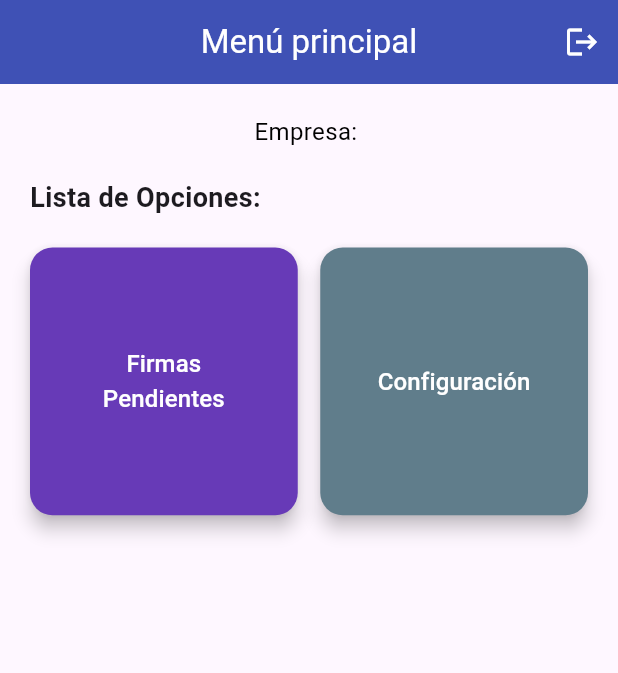
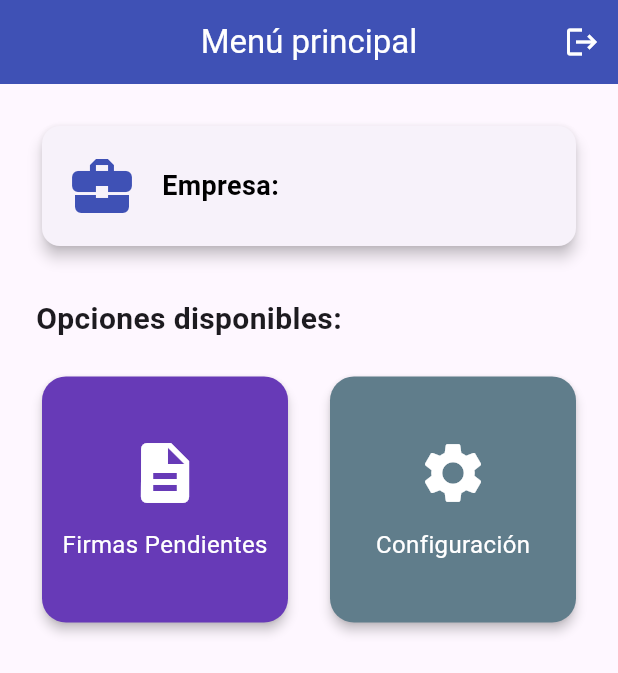
Before and after one commit to JoArregui/Firma_Tap, a Flutter app: the HomePage screen opened directly with empty values, on a phone screen of 412 x 824 dp. Shown: the top 673 px of the screen. Run offline on Flutter 3.47's test engine with Material 3 defaults, Android fonts, the light colour scheme and no system bars; our stand-ins replace package_info_plus, shared_preferences, signature; accounts and stored records are empty; network calls fail.

Commit message:
hacemos un cambio en el diseño de la home page.

```diff
--- a/lib/features/pages/home_page.dart
+++ b/lib/features/pages/home_page.dart
@@ -68,6 +68,52 @@ class _HomePageState extends State<HomePage> {
     }
   }
 
+  Future<void> _logout() async{
+    final prefs = await SharedPreferences.getInstance();
+    await prefs.clear();
+    Navigator.pushAndRemoveUntil(
+        context,
+        MaterialPageRoute(builder: (_) => const LoginPage()),
+            (route) => false,
+    );
+  }
+
+  Future<void> _goToPendientes() async{
+    final resultado = await Navigator.push<Map<String, dynamic>>(
+      context,
+      MaterialPageRoute(builder: (_) => const SelectUserPage()),
+    );
+    if (resultado != null) {
+      final nuevoId = resultado['usuarioId'] as int;
+      final nuevaEmpresa = resultado['empresa'] as String;
+      final prefs = await SharedPreferences.getInstance();
+      await prefs.setInt('usuarioId', nuevoId);
+      await prefs.setString('empresa', nuevaEmpresa);
+
+      if (context.mounted) {
+        Navigator.push(
+          context,
+          MaterialPageRoute( builder:
+              (_) => DocumentosPage( usuarioId: nuevoId, empresa: nuevaEmpresa,
+          ),
+          ),
+        );
+      }
+    }
+  }
+
+  Future<void> _gotoConfig() async{
+    await Navigator.push(
+      context,
+      MaterialPageRoute(builder: (_) => const ConfigurationPage()),
+    );
+    // Al volver, recargamos los datos
+    if (context.mounted) {
+      _cargarDatos();
+      _cargarDescripcionEmpresa();
+    }
+  }
+
 
   /*
   Se comenta ese metodo en para usarse en caso de ser necesario
@@ -127,21 +173,16 @@ class _HomePageState extends State<HomePage> {
 
   @override
   Widget build(BuildContext context) {
+    final screenWidth = MediaQuery.of(context).size.width;
+    final isTablet = screenWidth > 600;
+
     return Scaffold(
       appBar: AppBar(
         title: const Text('Menú principal'),
         actions: [
           IconButton(
-              icon:const Icon(Icons.logout),
-              onPressed: () async{
-                final prefs = await SharedPreferences.getInstance();
-                await prefs.clear();
-                Navigator.pushAndRemoveUntil(
-                    context,
-                    MaterialPageRoute(builder: (_) => const LoginPage()),
-                    (route) => false,
-                );
-              },
+            icon:const Icon(Icons.logout),
+            onPressed: _logout,
           )
         ],
         centerTitle: true,
@@ -149,82 +190,51 @@ class _HomePageState extends State<HomePage> {
         foregroundColor: Colors.white,
       ),
       body: Padding(
-        padding: const EdgeInsets.all(20.0),
+        padding: const EdgeInsets.all(24.0),
         child: Column(
-          crossAxisAlignment: CrossAxisAlignment.start,
+          crossAxisAlignment: CrossAxisAlignment.stretch,
           children: [
-            Row(
-              mainAxisAlignment: MainAxisAlignment.spaceEvenly,
-              children: [
-                Text('Empresa: $_Descripcion',
-                  style: const TextStyle(fontSize: 16, color: Colors.black),
+            Card(
+              elevation: 4,
+              shape: RoundedRectangleBorder(borderRadius: BorderRadius.circular(12)),
+              child: Padding(padding: const EdgeInsets.all(16),
+                child: Row(
+                  //mainAxisAlignment: MainAxisAlignment.spaceEvenly,
+                  children: [
+                    const Icon(Icons.business_center, size: 48, color: Colors.indigo),
+                    const SizedBox(width: 16),
+                    Expanded(
+                      child: Column(
+                        crossAxisAlignment: CrossAxisAlignment.start,
+                        children: [
+                          Text('Empresa: $_Descripcion', style: const TextStyle(fontSize: 18, fontWeight: FontWeight.bold , color: Colors.black)),
+                        ],
+                      ),
+                    ),
+                  ],
                 ),
-              ],
-            ),
-            const SizedBox(height: 20),
-            const Text('Lista de Opciones:',
-              style: TextStyle(
-                fontSize: 18,
-                fontWeight: FontWeight.bold,
               ),
             ),
+            const SizedBox(height: 30),
+            const Text('Opciones disponibles:', style: TextStyle(fontSize: 20, fontWeight: FontWeight.w600)),
             const SizedBox(height: 20),
             Expanded(
               child: GridView.count(
-                crossAxisCount: 2,
-                crossAxisSpacing: 15,
-                mainAxisSpacing: 15,
+                crossAxisCount: isTablet ? 3 :2,
+                crossAxisSpacing: 20,
+                mainAxisSpacing: 20,
                 children: [
-                  //Comentamos el boton de albaranes porque de momento no hace falta
-                 /* _buildMenuButton(
-                    context,
-                    title: 'Albaranes',
-                    color: Colors.blue,
-                    destination: const AlbaranPendientePage(),
-                  ),*/
-                  _buildMenuButton(
-                    context,
-                    title: 'Firmas Pendientes',
+                  _buildMenuCard(
+                    icon: Icons.description,
+                    label: 'Firmas Pendientes',
                     color: Colors.deepPurple,
-                      onPressed: () async {
-                      final resultado = await Navigator.push<Map<String, dynamic>>(
-                        context,
-                        MaterialPageRoute(builder: (_) => const SelectUserPage()),
-                      );
-                      if (resultado != null) {
-                        final nuevoId = resultado['usuarioId'] as int;
-                        final nuevaEmpresa = resultado['empresa'] as String;
-                        final prefs = await SharedPreferences.getInstance();
-                        await prefs.setInt('usuarioId', nuevoId);
-                        await prefs.setString('empresa', nuevaEmpresa);
-
-                        if (context.mounted) {
-                          Navigator.push(
-                            context,
-                            MaterialPageRoute( builder:
-                                (_) => DocumentosPage( usuarioId: nuevoId, empresa: nuevaEmpresa,
-                                ),
-                            ),
-                          );
-                        }
-                      }
-                    },
+                    onTap: _goToPendientes,
                   ),
-                  _buildMenuButton(
-                    context,
-                    title: 'Configuración',
-                    color: Colors.blueGrey,
-                    onPressed: () async {
-                      await Navigator.push(
-                        context,
-                        MaterialPageRoute(builder: (_) => const ConfigurationPage()),
-                      );
-                      // Al volver, recargamos los datos
-                      if (context.mounted) {
-                        _cargarDatos();
-                        _cargarDescripcionEmpresa();
-                      }
-                    },
+                  _buildMenuCard(
+                      icon: Icons.settings,
+                      label: 'Configuración',
+                      color: Colors.blueGrey,
+                      onTap: _gotoConfig
                   ),
                 ],
               ),
@@ -234,6 +244,33 @@ class _HomePageState extends State<HomePage> {
       ),
     );
   }
+
+  Widget _buildMenuCard({
+    required IconData icon,
+    required String label,
+    required Color color,
+    required VoidCallback onTap,
+}){
+    return GestureDetector(
+      onTap: onTap,
+      child: Card(
+        elevation: 3,
+        shape: RoundedRectangleBorder(borderRadius: BorderRadius.circular(16)),
+        color: color,
+        child: Center(
+          child: Column(
+            mainAxisSize: MainAxisSize.min,
+            children: [
+              Icon(icon, size: 48, color: Colors.white),
+              const SizedBox(height: 12),
+              Text(label, style: const TextStyle(fontSize: 16, color: Colors.white)),
+            ],
+          ),
+        ),
+      ),
+    );
+  }
+
 
   Widget _buildMenuButton(
       BuildContext context, {
--- a/pubspec.yaml
+++ b/pubspec.yaml
@@ -1,7 +1,7 @@
 name: app_control_albaranes
 description: "A new Flutter project."
 publish_to: 'none'
-version: 0.0.1+4
+version: 0.0.1+5
 
 environment:
   sdk: ^3.9.2
```
